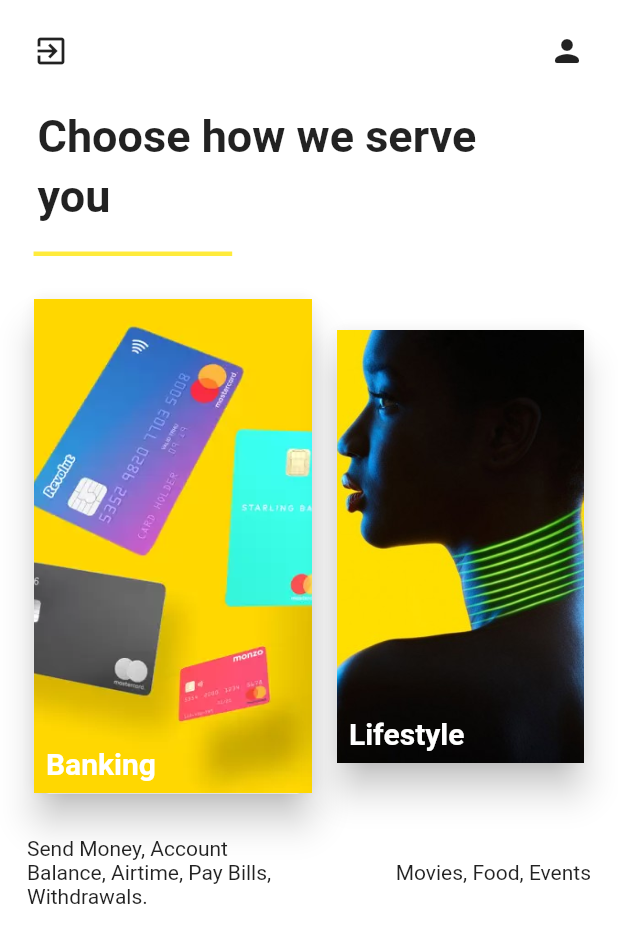
After one commit to neobyte13/vbank, a Flutter app: the HomeScreen screen opened directly, on a phone screen of 412 x 824 dp. The commit adds this screen. Shown: the top 943 px of the screen. Run offline on Flutter 3.47's test engine with Material 2 defaults, Android fonts, the phone set to English and light mode, and no system bars.

Commit message:
added home screen

```diff
--- /dev/null
+++ b/lib/screens/home.dart
@@ -0,0 +1,136 @@
+import 'package:flutter/material.dart';
+
+class HomeScreen extends StatelessWidget {
+  @override
+  Widget build(BuildContext context) {
+    return Scaffold(
+      backgroundColor: Colors.white,
+      body: Padding(
+        padding: EdgeInsets.all(10.0),
+        child: ListView(
+          children: <Widget>[
+            Row(
+              mainAxisAlignment: MainAxisAlignment.spaceBetween,
+              children: <Widget>[
+                IconButton(
+                  icon: Icon(
+                    Icons.exit_to_app,
+                  ),
+                  onPressed: () {},
+                ),
+                IconButton(
+                  icon: Icon(Icons.person_rounded),
+                  onPressed: () {},
+                ),
+              ],
+            ),
+            Padding(
+              padding: EdgeInsets.only(left: 15.0, right: 15.0, top: 15.0),
+              child: Text(
+                'Choose how we serve',
+                style: TextStyle(fontSize: 30, fontWeight: FontWeight.bold),
+              ),
+            ),
+            SizedBox(height: 5),
+            Padding(
+              padding: EdgeInsets.only(left: 15.0, right: 15.0, bottom: 15.0),
+              child: Text(
+                'you',
+                style: TextStyle(fontSize: 30, fontWeight: FontWeight.bold),
+              ),
+            ),
+            Divider(
+              color: Colors.yellow,
+              thickness: 3.0,
+              height: MediaQuery.of(context).size.width * 0.03,
+              indent: MediaQuery.of(context).size.width * 0.03,
+              endIndent: MediaQuery.of(context).size.width * 0.60,
+            ),
+            SizedBox(height: 20.0),
+            Row(
+              mainAxisAlignment: MainAxisAlignment.spaceEvenly,
+              children: <Widget>[
+                Card(
+                  shape: RoundedRectangleBorder(
+                    borderRadius: BorderRadius.circular(10),
+                  ),
+                  elevation: 10,
+                  child: Container(
+                    width: MediaQuery.of(context).size.width * 0.45,
+                    height: MediaQuery.of(context).size.height * 0.40,
+                    decoration: BoxDecoration(
+                      image: DecorationImage(
+                        image: AssetImage("assets/images/banking_yellow.webp"),
+                        fit: BoxFit.cover,
+                        alignment: Alignment.topCenter,
+                      ),
+                    ),
+                    child: Align(
+                        alignment: Alignment.bottomLeft,
+                        child: Padding(
+                          padding: EdgeInsets.all(8.0),
+                          child: Text(
+                            "Banking",
+                            style: TextStyle(
+                                fontWeight: FontWeight.bold,
+                                fontSize: 20,
+                                color: Colors.white),
+                          ),
+                        )),
+                  ),
+                ),
+                Card(
+                  shape: RoundedRectangleBorder(
+                    borderRadius: BorderRadius.circular(10),
+                  ),
+                  elevation: 10,
+                  child: Container(
+                    width: MediaQuery.of(context).size.width * 0.40,
+                    height: MediaQuery.of(context).size.height * 0.35,
+                    decoration: BoxDecoration(
+                      image: DecorationImage(
+                        image: AssetImage("assets/images/lifestyle_yellow.jpg"),
+                        fit: BoxFit.cover,
+                        alignment: Alignment.topCenter,
+                      ),
+                    ),
+                    child: Align(
+                        alignment: Alignment.bottomLeft,
+                        child: Padding(
+                          padding: EdgeInsets.all(8.0),
+                          child: Text(
+                            "Lifestyle",
+                            style: TextStyle(
+                                fontWeight: FontWeight.bold,
+                                fontSize: 20,
+                                color: Colors.white),
+                          ),
+                        )),
+                  ),
+                ),
+              ],
+            ),
+            SizedBox(height: MediaQuery.of(context).size.height * 0.02),
+            Padding(
+              padding: EdgeInsets.all(8.0),
+              child: Row(
+                mainAxisAlignment: MainAxisAlignment.spaceBetween,
+                children: <Widget>[
+                  Flexible(
+                    child: Text(
+                        'Send Money, Account Balance, Airtime, Pay Bills, Withdrawals.'),
+                  ),
+                  Flexible(
+                    child: Text(
+                      'Movies, Food, Events',
+                    ),
+                  ),
+                ],
+              ),
+            ),
+          ],
+        ),
+      ),
+    );
+  }
+}
--- a/lib/widgets/auth_body.dart
+++ b/lib/widgets/auth_body.dart
@@ -1,4 +1,5 @@
 import 'package:flutter/material.dart';
+import 'package:vbank/screens/home.dart';
 
 class AuthBody extends StatefulWidget {
   @override
@@ -124,7 +125,10 @@
                   ),
                   InkWell(
                     onTap: () {
-                      loginSlide();
+                      Navigator.pushReplacement(
+                          context,
+                          MaterialPageRoute(
+                              builder: (context) => HomeScreen()));
                     },
                     child: Container(
                       width: MediaQuery.of(context).size.width / 1.5,
```
Also changed, not shown: assets/images/banking_yellow.webp (added), assets/images/lifestyle_yellow.jpg (added), assets/images/profile.png (added).
